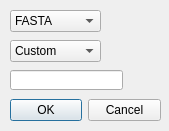
pkviatko/SHaRK, file ui/Integration.ui: the form before one commit.
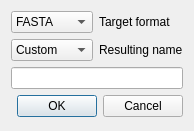
The form after the commit.

The edit to the form file:
```diff
--- a/ui/Integration.ui
+++ b/ui/Integration.ui
@@ -6,38 +6,16 @@
    <rect>
     <x>0</x>
     <y>0</y>
-    <width>169</width>
+    <width>178</width>
     <height>131</height>
    </rect>
   </property>
   <property name="windowTitle">
    <string>Dialog</string>
   </property>
-  <widget class="QDialogButtonBox" name="buttonBox">
-   <property name="geometry">
-    <rect>
-     <x>10</x>
-     <y>90</y>
-     <width>151</width>
-     <height>41</height>
-    </rect>
-   </property>
-   <property name="orientation">
-    <enum>Qt::Horizontal</enum>
-   </property>
-   <property name="standardButtons">
-    <set>QDialogButtonBox::Cancel|QDialogButtonBox::Ok</set>
-   </property>
-  </widget>
+  <layout class="QGridLayout" name="gridLayout">
+   <item row="0" column="0">
   <widget class="QComboBox" name="comboBox">
-   <property name="geometry">
-    <rect>
-     <x>10</x>
-     <y>10</y>
-     <width>91</width>
-     <height>22</height>
-    </rect>
-   </property>
    <item>
     <property name="text">
      <string>FASTA</string>
@@ -49,15 +27,16 @@
     </property>
    </item>
   </widget>
+   </item>
+   <item row="0" column="1">
+    <widget class="QLabel" name="label">
+     <property name="text">
+      <string>Target format</string>
+     </property>
+    </widget>
+   </item>
+   <item row="1" column="0">
   <widget class="QComboBox" name="comboBox_2">
-   <property name="geometry">
-    <rect>
-     <x>10</x>
-     <y>40</y>
-     <width>91</width>
-     <height>22</height>
-    </rect>
-   </property>
    <item>
     <property name="text">
      <string>Custom</string>
@@ -74,16 +53,28 @@
     </property>
    </item>
   </widget>
-  <widget class="QLineEdit" name="lineEdit">
-   <property name="geometry">
-    <rect>
-     <x>10</x>
-     <y>70</y>
-     <width>113</width>
-     <height>20</height>
-    </rect>
-   </property>
-  </widget>
+   </item>
+   <item row="3" column="0" colspan="2">
+    <widget class="QDialogButtonBox" name="buttonBox">
+     <property name="orientation">
+      <enum>Qt::Horizontal</enum>
+     </property>
+     <property name="standardButtons">
+      <set>QDialogButtonBox::Cancel|QDialogButtonBox::Ok</set>
+     </property>
+    </widget>
+   </item>
+   <item row="1" column="1">
+    <widget class="QLabel" name="label_2">
+     <property name="text">
+      <string>Resulting name</string>
+     </property>
+    </widget>
+   </item>
+   <item row="2" column="0" colspan="2">
+    <widget class="QLineEdit" name="lineEdit"/>
+   </item>
+  </layout>
  </widget>
  <resources/>
  <connections>
```
Lines whose indentation alone changed are shown as unchanged.
